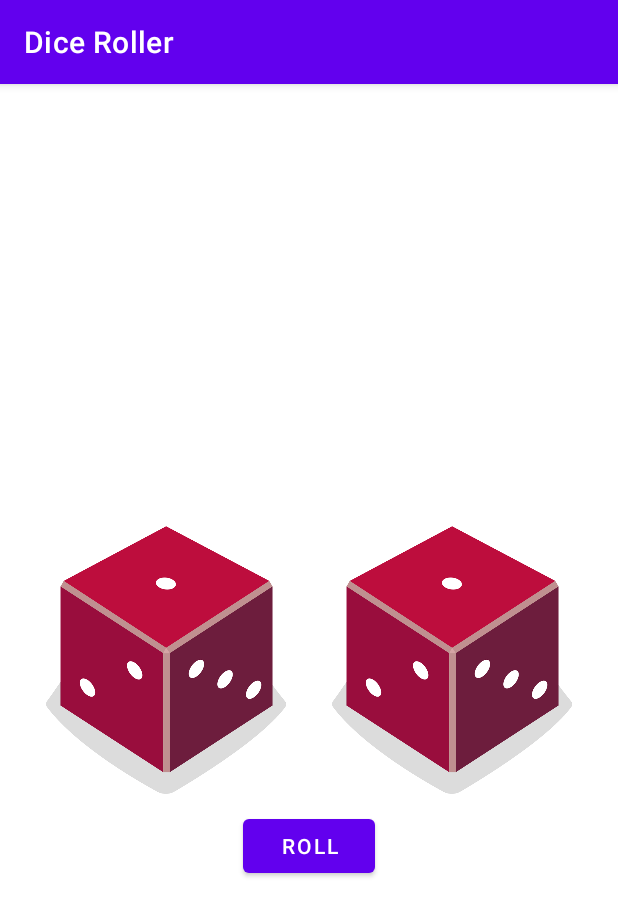
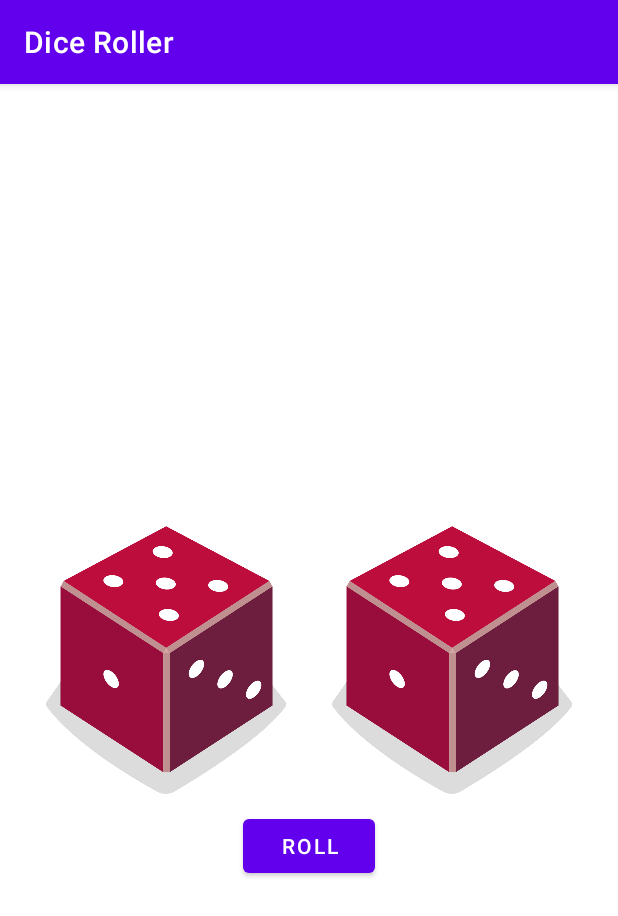
Before and after one commit to gogamid/Dice-Roller, an Android app: the screen it shows after launch (MainActivity), after a tap on "ROLL", on a phone screen of 412 x 824 dp. Shown: the top 916 px of the screen. Run offline under Robolectric (Android 15) with nearby library versions, the phone set to English and light mode, and no system bars.

Commit message:
- display the correct dice image based on dice roll

```diff
--- a/app/src/main/java/com/example/diceroller/MainActivity.kt
+++ b/app/src/main/java/com/example/diceroller/MainActivity.kt
@@ -2,6 +2,7 @@ package com.example.diceroller
 
 import androidx.appcompat.app.AppCompatActivity
 import android.os.Bundle
+import android.util.Log
 import android.widget.Button
 import android.widget.ImageView
 import android.widget.TextView
@@ -22,7 +23,8 @@ class MainActivity : AppCompatActivity() {
     val roll2 = dice.roll()
     val dice1: ImageView = findViewById(R.id.dice1_image)
     val dice2: ImageView = findViewById(R.id.dice2_image)
-    dice1.setImageResource(R.drawable.dice_1)
-    dice2.setImageResource(R.drawable.dice_1)
+    val drawables = R.drawable.dice_1..R.drawable.dice_6
+    dice1.setImageResource(drawables.elementAt(roll1 - 1))
+    dice2.setImageResource(drawables.elementAt(roll2 - 1))
   }
 }
```
